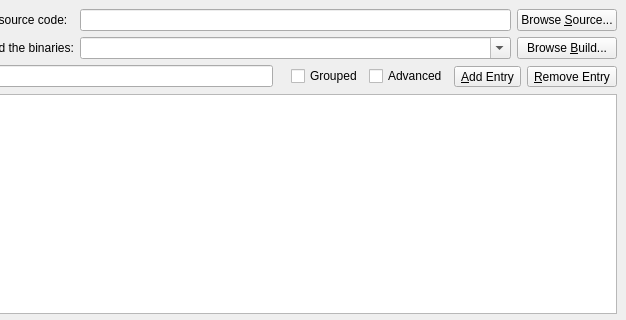
Above: Source/QtDialog/CMakeSetupDialog.ui from nickjhathaway/cmake before the change; both pictures show x 81 to 707 and y 0 to 320 of the 707 by 582 pixel window. Below: the same form after it.
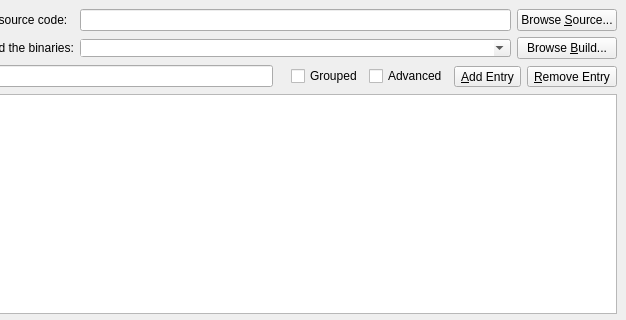
That is the form after the change. Icons and pictures are not drawn. Custom widgets are drawn as their Qt base class.

What changed in the file:
```diff
--- a/Source/QtDialog/CMakeSetupDialog.ui
+++ b/Source/QtDialog/CMakeSetupDialog.ui
@@ -57,6 +57,9 @@
          <verstretch>0</verstretch>
         </sizepolicy>
        </property>
+       <property name="styleSheet">
+        <string notr="true">padding-left: 0</string>
+       </property>
        <property name="editable">
         <bool>true</bool>
        </property>
```
